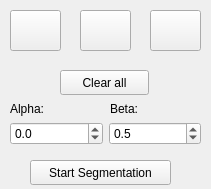
Before: the Qt Designer form segmentationwidget.ui in GIBIS-UNIFESP/BIAL-GUI, drawn with Qt 5.
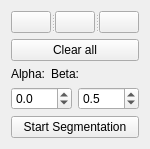
After: the same form once the commit is applied.

Commit message: Updated Segmentation widget layout.

Diff of the .ui file:
```diff
--- a/segmentationwidget.ui
+++ b/segmentationwidget.ui
@@ -6,93 +6,76 @@
    <rect>
     <x>0</x>
     <y>0</y>
-    <width>211</width>
-    <height>189</height>
+    <width>148</width>
+    <height>147</height>
    </rect>
   </property>
   <property name="windowTitle">
    <string>Form</string>
   </property>
-  <widget class="QPushButton" name="SegmentationButton">
-   <property name="geometry">
-    <rect>
-     <x>30</x>
-     <y>160</y>
-     <width>141</width>
-     <height>25</height>
-    </rect>
-   </property>
+  <layout class="QFormLayout" name="formLayout">
+   <item row="0" column="0" colspan="2">
+    <widget class="QSplitter" name="splitter">
+     <property name="orientation">
+      <enum>Qt::Horizontal</enum>
+     </property>
+     <widget class="QPushButton" name="eraserButton">
    <property name="text">
-    <string>Start Segmentation</string>
-   </property>
-  </widget>
+       <string/>
+      </property>
+      <property name="checkable">
+       <bool>true</bool>
+      </property>
+      <property name="autoExclusive">
+       <bool>true</bool>
+      </property>
+     </widget>
+     <widget class="QPushButton" name="drawButton">
+      <property name="text">
+       <string/>
+      </property>
+      <property name="checkable">
+       <bool>true</bool>
+      </property>
+      <property name="autoExclusive">
+       <bool>true</bool>
+      </property>
+     </widget>
+     <widget class="QPushButton" name="mouseButton">
+      <property name="text">
+       <string/>
+      </property>
+      <property name="checkable">
+       <bool>true</bool>
+      </property>
+      <property name="autoExclusive">
+       <bool>true</bool>
+      </property>
+     </widget>
+    </widget>
+   </item>
+   <item row="1" column="0" colspan="2">
   <widget class="QPushButton" name="ClearButton">
-   <property name="geometry">
-    <rect>
-     <x>60</x>
-     <y>70</y>
-     <width>89</width>
-     <height>25</height>
-    </rect>
-   </property>
    <property name="text">
     <string>Clear all</string>
    </property>
   </widget>
-  <widget class="QPushButton" name="eraserButton">
-   <property name="geometry">
-    <rect>
-     <x>10</x>
-     <y>10</y>
-     <width>51</width>
-     <height>41</height>
-    </rect>
-   </property>
-   <property name="text">
-    <string/>
-   </property>
-   <property name="checkable">
-    <bool>true</bool>
-   </property>
-   <property name="autoExclusive">
-    <bool>true</bool>
-   </property>
-  </widget>
+   </item>
+   <item row="2" column="0">
   <widget class="QLabel" name="label">
-   <property name="geometry">
-    <rect>
-     <x>10</x>
-     <y>100</y>
-     <width>67</width>
-     <height>17</height>
-    </rect>
-   </property>
    <property name="text">
     <string>Alpha:</string>
    </property>
   </widget>
+   </item>
+   <item row="2" column="1">
   <widget class="QLabel" name="label_2">
-   <property name="geometry">
-    <rect>
-     <x>110</x>
-     <y>100</y>
-     <width>67</width>
-     <height>17</height>
-    </rect>
-   </property>
    <property name="text">
     <string>Beta:</string>
    </property>
   </widget>
-  <widget class="QWidget" name="layoutWidget">
-   <property name="geometry">
-    <rect>
-     <x>10</x>
-     <y>120</y>
-     <width>191</width>
-     <height>28</height>
-    </rect>
-   </property>
+   </item>
+   <item row="3" column="0" colspan="2">
    <layout class="QHBoxLayout" name="horizontalLayout">
     <item>
      <widget class="QDoubleSpinBox" name="AlphaSpinBox">
@@ -127,45 +110,15 @@
      </widget>
     </item>
    </layout>
-  </widget>
-  <widget class="QPushButton" name="drawButton">
-   <property name="geometry">
-    <rect>
-     <x>80</x>
-     <y>10</y>
-     <width>51</width>
-     <height>41</height>
-    </rect>
-   </property>
+   </item>
+   <item row="4" column="0" colspan="2">
+    <widget class="QPushButton" name="SegmentationButton">
    <property name="text">
-    <string/>
-   </property>
-   <property name="checkable">
-    <bool>true</bool>
-   </property>
-   <property name="autoExclusive">
-    <bool>true</bool>
-   </property>
-  </widget>
-  <widget class="QPushButton" name="mouseButton">
-   <property name="geometry">
-    <rect>
-     <x>150</x>
-     <y>10</y>
-     <width>51</width>
-     <height>41</height>
-    </rect>
-   </property>
-   <property name="text">
-    <string/>
-   </property>
-   <property name="checkable">
-    <bool>true</bool>
-   </property>
-   <property name="autoExclusive">
-    <bool>true</bool>
-   </property>
-  </widget>
+      <string>Start Segmentation</string>
+     </property>
+    </widget>
+   </item>
+  </layout>
  </widget>
  <resources/>
  <connections/>
```
Lines whose indentation alone changed are shown as unchanged. The commit also changes 1 other file.
